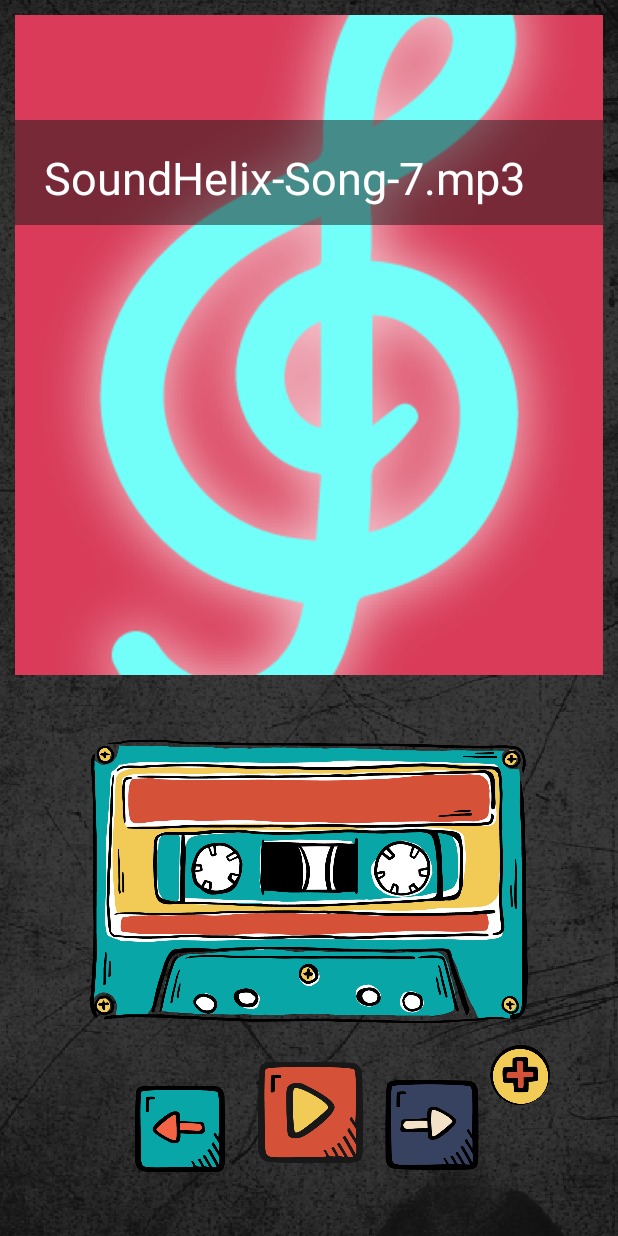
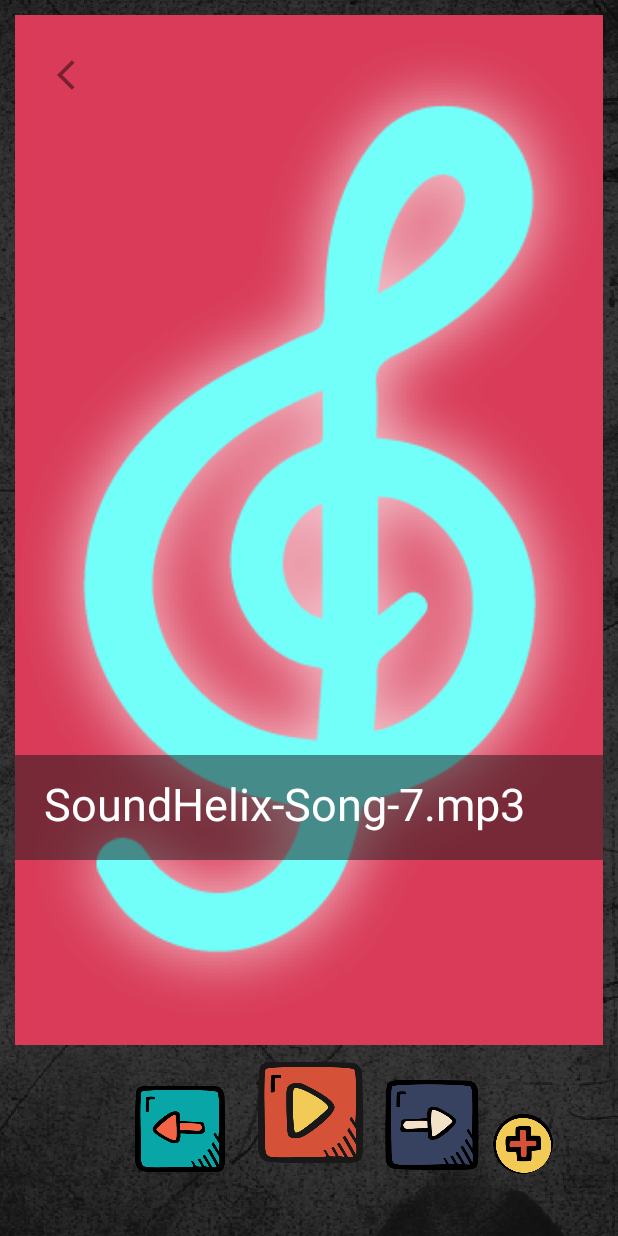
Before and after one commit to Shay-M/MediaPlayer, an Android app: the screen it shows after launch (MainActivity), after a tap on "false", on a phone screen of 412 x 824 dp. Run offline under Robolectric (Android 15) with nearby library versions, the phone set to English and light mode, and no system bars; pictures from the network do not load; 1 statement that could not run was skipped.

Commit message:
add song fragment and back button

```diff
--- a/app/src/main/java/com/example/mediaplayer/MainActivity.java
+++ b/app/src/main/java/com/example/mediaplayer/MainActivity.java
@@ -37,7 +37,10 @@ public class MainActivity extends AppCompatActivity implements ActionsPlayer, Ad
     //private AtomicReference<SongAdapter> songAdapter;
     //private RecyclerView recyclerView;
     private ImageView playBtn;
+    private ImageView backBigPic;
     private SongRecyclerView_UpdateUI_Fragment songRecyclerViewFragment;
+
+    private SongAdapter.RecyclerViewListener recyclerViewListener;
 //    private RecyclerViewUpdateUIListener listener;
 
     private BroadcastReceiver pausePlayingAudio = new BroadcastReceiver() {
@@ -46,6 +49,7 @@ public class MainActivity extends AppCompatActivity implements ActionsPlayer, Ad
 
             Log.d("BroadcastReceiver", "context: " + context + "Intent: " + intent);
             playBtn.setImageResource(R.drawable.playxhdpi);
+
 
         }
     };
@@ -62,6 +66,7 @@ public class MainActivity extends AppCompatActivity implements ActionsPlayer, Ad
         }
 
         playBtn = findViewById(R.id.btn_play_main);
+        backBigPic = findViewById(R.id.back_big_pic);
         final ImageView nextBtn = findViewById(R.id.btn_next_main);
         final ImageView addBtn = findViewById(R.id.addLinkBtn);
 
@@ -72,7 +77,7 @@ public class MainActivity extends AppCompatActivity implements ActionsPlayer, Ad
 
 
         /////////////////
-        SongAdapter.RecyclerViewListener recyclerViewListener = new SongAdapter.RecyclerViewListener() {
+        recyclerViewListener = new SongAdapter.RecyclerViewListener() {
             @Override
             public void onItemClick(int position, View view) {
                 Log.d("onItemClick", "position: " + position);
@@ -86,32 +91,25 @@ public class MainActivity extends AppCompatActivity implements ActionsPlayer, Ad
             @Override
             public void onImgClick(int position, View view) {
                 Log.d("onImgClick", "position: " + position);
-                String songName =  managerListSongs.getListOfSongsItems().get(position).getName();
-                 managerListSongs.getListOfSongsItems().get(position).getUri();
+                String songName = managerListSongs.getListOfSongsItems().get(position).getName();
+                managerListSongs.getListOfSongsItems().get(position).getUri();
 
                 SoundBigFragment soundBigFragment = SoundBigFragment.newInstance(songName, managerListSongs.getListOfSongsItems().get(position).getUri());
-
+                backBigPic.setVisibility(View.VISIBLE);
                 FragmentManager fragmentManager = getSupportFragmentManager();
                 FragmentTransaction fragmentTransaction = fragmentManager.beginTransaction();
 
-                fragmentTransaction.setCustomAnimations(android.R.anim.slide_in_left, android.R.anim.slide_in_left);
+                fragmentTransaction.setCustomAnimations(android.R.anim.slide_in_left, android.R.anim.slide_out_right);
                 fragmentTransaction.replace(R.id.fragment_list_and_big, soundBigFragment, REGISTER_FRAGMENT_TAG);
+
                 fragmentTransaction.commit();
 
             }
         };
 
-
         ////
-
-        songRecyclerViewFragment = new SongRecyclerView_UpdateUI_Fragment(recyclerViewListener);
-
-        FragmentManager fragmentManager = getSupportFragmentManager();
-        FragmentTransaction fragmentTransaction = fragmentManager.beginTransaction();
-
-        fragmentTransaction.setCustomAnimations(android.R.anim.fade_out, android.R.anim.fade_out);
-        fragmentTransaction.replace(R.id.fragment_list_and_big, songRecyclerViewFragment, REGISTER_FRAGMENT_TAG);
-        fragmentTransaction.commit();
+        backBigPic.setOnClickListener(v-> showListOfSongFragment());
+        showListOfSongFragment();
 
         //////////////////
 
@@ -147,6 +145,19 @@ public class MainActivity extends AppCompatActivity implements ActionsPlayer, Ad
         nextBtn.setOnClickListener(view -> nextClick());
 
         register_pausePlayingAudio();
+
+    }
+
+    private void showListOfSongFragment() {
+
+        songRecyclerViewFragment = new SongRecyclerView_UpdateUI_Fragment(recyclerViewListener);
+        backBigPic.setVisibility(View.GONE);
+        FragmentManager fragmentManager = getSupportFragmentManager();
+        FragmentTransaction fragmentTransaction = fragmentManager.beginTransaction();
+
+        fragmentTransaction.setCustomAnimations(android.R.anim.slide_in_left, android.R.anim.slide_out_right);
+        fragmentTransaction.replace(R.id.fragment_list_and_big, songRecyclerViewFragment, REGISTER_FRAGMENT_TAG);
+        fragmentTransaction.commit();
 
     }
 
--- a/app/src/main/java/com/example/mediaplayer/SongsRecyclerView/SoundBigFragment.java
+++ b/app/src/main/java/com/example/mediaplayer/SongsRecyclerView/SoundBigFragment.java
@@ -72,7 +72,6 @@ public class SoundBigFragment extends Fragment {
         ImageView songImg = rootView.findViewById(R.id.big_pic_song);
         songTitle.setText(mSongName);
         Glide.with(this).load(imgUri).centerCrop().into(songImg);//.thumbnail(0.10f)
-//        songImg.setOnClickListener(v->{ });
 
 
 
--- /dev/null
+++ b/app/src/main/res/drawable/ic_baseline_arrow_back_ios_24.xml
@@ -0,0 +1,5 @@
+<vector android:alpha="0.75" android:height="24dp"
+    android:tint="?attr/colorControlNormal" android:viewportHeight="24"
+    android:viewportWidth="24" android:width="24dp" xmlns:android="http://schemas.android.com/apk/res/android">
+    <path android:fillColor="@android:color/white" android:pathData="M11.67,3.87L9.9,2.1 0,12l9.9,9.9 1.77,-1.77L3.54,12z"/>
+</vector>
--- a/app/src/main/res/layout/activity_main.xml
+++ b/app/src/main/res/layout/activity_main.xml
@@ -1,21 +1,23 @@
 <?xml version="1.0" encoding="utf-8"?>
 <RelativeLayout xmlns:android="http://schemas.android.com/apk/res/android"
     xmlns:tools="http://schemas.android.com/tools"
+    android:id="@+id/RelativeLayout"
     android:layout_width="match_parent"
     android:layout_height="match_parent"
     android:orientation="vertical"
     android:paddingLeft="10dp"
     android:paddingTop="10dp"
-    android:paddingRight="10dp"
-    android:id="@+id/RelativeLayout">
+    android:paddingRight="10dp">
 
 
     <androidx.fragment.app.FragmentContainerView
         android:id="@+id/fragment_list_and_big"
         android:layout_width="match_parent"
-        android:layout_height="440dp"
+        android:layout_height="wrap_content"
+        android:layout_above="@+id/btn_play_main"
         android:layout_alignParentTop="true"
         android:layout_marginTop="0dp"
+        android:layout_marginBottom="10dp"
         android:background="@null" />
 
     <!--    <androidx.recyclerview.widget.RecyclerView-->
@@ -33,18 +35,18 @@
     <!--        android:background="@color/cardview_shadow_end_color"-->
     <!--        android:padding="3dp" />-->
 
-    <ImageView
-        android:id="@+id/tape"
-        android:layout_width="wrap_content"
-        android:layout_height="206dp"
-        android:layout_above="@+id/btn_play_main"
-        android:layout_alignParentStart="true"
-        android:layout_alignParentEnd="true"
-        android:layout_marginStart="50dp"
-        android:layout_marginEnd="50dp"
-        android:layout_marginBottom="16dp"
-        android:src="@drawable/tapexhdpi"
-        tools:ignore="ContentDescription" />
+    <!--    <ImageView-->
+    <!--        android:id="@+id/tape"-->
+    <!--        android:layout_width="wrap_content"-->
+    <!--        android:layout_height="206dp"-->
+    <!--        android:layout_above="@+id/btn_play_main"-->
+    <!--        android:layout_alignParentStart="true"-->
+    <!--        android:layout_alignParentEnd="true"-->
+    <!--        android:layout_marginStart="50dp"-->
+    <!--        android:layout_marginEnd="50dp"-->
+    <!--        android:layout_marginBottom="16dp"-->
+    <!--        android:src="@drawable/tapexhdpi"-->
+    <!--        tools:ignore="ContentDescription" />-->
 
     <ImageView
         android:id="@+id/prev_main"
@@ -89,11 +91,23 @@
         android:layout_height="40dp"
         android:layout_alignParentEnd="true"
         android:layout_alignParentBottom="true"
-        android:layout_marginEnd="35dp"
-        android:layout_marginBottom="87dp"
+        android:layout_marginEnd="33dp"
+        android:layout_marginBottom="41dp"
         android:background="@null"
         android:src="@drawable/addxhdpi"
         tools:ignore="ContentDescription" />
 
+    <ImageView
+        android:id="@+id/back_big_pic"
+        android:layout_width="wrap_content"
+        android:layout_height="wrap_content"
+        android:layout_alignStart="@+id/fragment_list_and_big"
+        android:layout_alignTop="@+id/fragment_list_and_big"
+        android:layout_marginStart="28dp"
+        android:layout_marginTop="28dp"
+        android:src="@drawable/ic_baseline_arrow_back_ios_24"
+        android:visibility="gone"
+        tools:ignore="ContentDescription" />
+
 
 </RelativeLayout>
--- a/app/src/main/res/layout/fragment_song_recycler_view.xml
+++ b/app/src/main/res/layout/fragment_song_recycler_view.xml
@@ -6,10 +6,27 @@
     android:orientation="vertical"
     tools:context=".SongsRecyclerView.SongRecyclerView_UpdateUI_Fragment">
 
-    <androidx.recyclerview.widget.RecyclerView
-        android:id="@+id/recycler_view_of_songs"
+    <LinearLayout
         android:layout_width="match_parent"
         android:layout_height="match_parent"
-        android:padding="0dp" />
+        android:orientation="vertical">
+
+        <androidx.recyclerview.widget.RecyclerView
+            android:id="@+id/recycler_view_of_songs"
+            android:layout_width="match_parent"
+            android:layout_height="match_parent"
+            android:layout_weight="1"
+            android:padding="5dp" />
+
+        <ImageView
+            android:id="@+id/tape"
+            android:layout_width="wrap_content"
+            android:layout_height="206dp"
+            android:layout_weight="0.3"
+            android:src="@drawable/tapexhdpi"
+            tools:ignore="ContentDescription" />
+
+
+    </LinearLayout>
 
 </FrameLayout>
--- a/app/src/main/res/layout/fragment_sound_big.xml
+++ b/app/src/main/res/layout/fragment_sound_big.xml
@@ -4,8 +4,9 @@
     xmlns:tools="http://schemas.android.com/tools"
     android:layout_width="match_parent"
     android:layout_height="match_parent"
+    android:clickable="true"
     tools:context=".SongsRecyclerView.SoundBigFragment">
-
+    <!--android:clickable="true" >> prevent clickable-->
 
     <androidx.constraintlayout.widget.ConstraintLayout
         android:layout_width="match_parent"
@@ -16,8 +17,9 @@
             android:layout_width="match_parent"
             android:layout_height="match_parent"
             android:background="@color/_R_red"
+            android:src="@drawable/musicxxhdpi"
+            tools:ignore="ContentDescription"
             tools:layout_editor_absoluteX="0dp"
-            android:src="@drawable/musicxxhdpi"
             tools:layout_editor_absoluteY="-359dp" />
 
         <ImageView
@@ -31,7 +33,8 @@
             android:requiresFadingEdge="vertical"
             app:layout_constraintBottom_toBottomOf="parent"
             app:layout_constraintTop_toTopOf="parent"
-            app:layout_constraintVertical_bias="0.19" />
+            app:layout_constraintVertical_bias="0.80"
+            tools:ignore="ContentDescription" />
 
         <TextView
             android:id="@+id/big_name_song"
@@ -43,7 +46,8 @@
             android:textSize="30sp"
             app:layout_constraintBottom_toBottomOf="parent"
             app:layout_constraintTop_toTopOf="@+id/big_pic_song"
-            app:layout_constraintVertical_bias="0.19" />
+            app:layout_constraintVertical_bias="0.80" />
+
 
     </androidx.constraintlayout.widget.ConstraintLayout>
 </FrameLayout>
```
Lines whose indentation alone changed are shown as unchanged.
